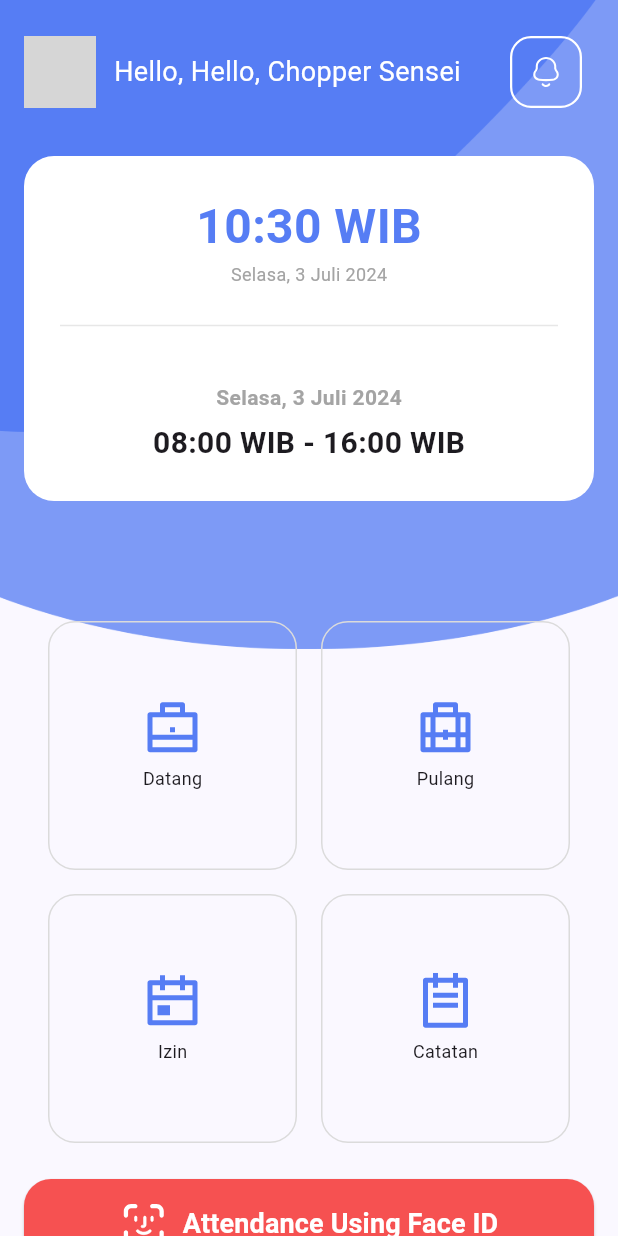
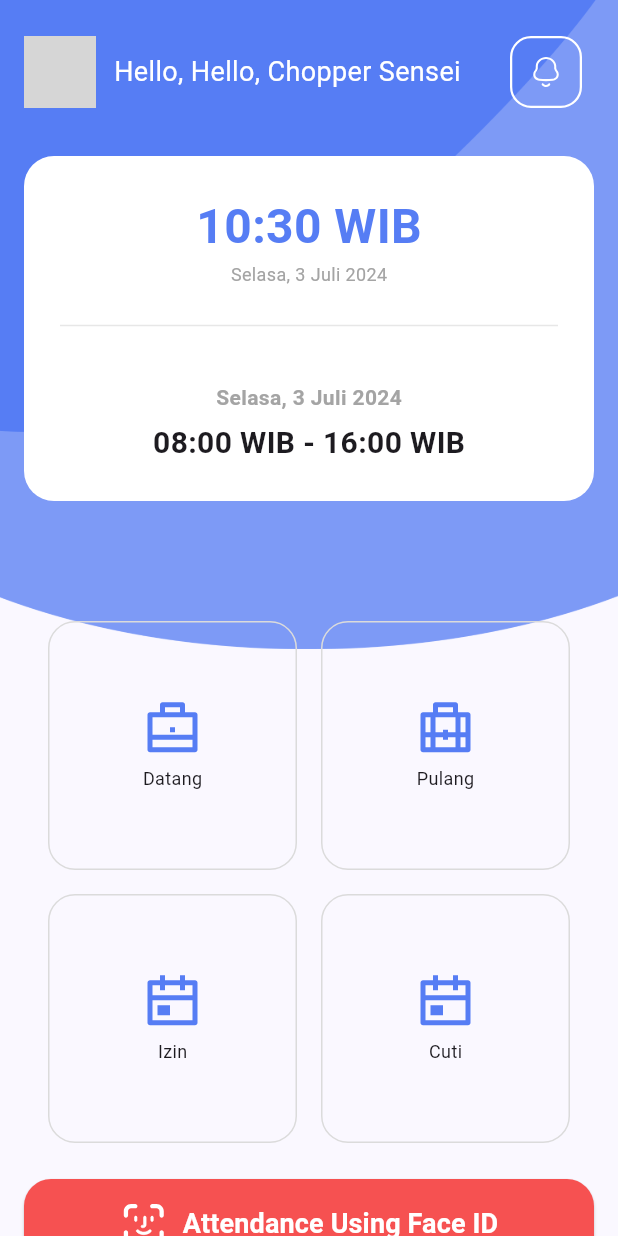
Before and after one commit to FinalProjectRifara/flutter_absensi_app_acm, a Flutter app: the HomePage screen opened directly, on a phone screen of 412 x 824 dp. Run offline on Flutter 3.47's test engine with Material 3 defaults, Android fonts, the phone set to English and light mode, and no system bars; our stand-ins replace bloc, camera, dartz, dotted_border, firebase_core, firebase_messaging and 10 more; missing offline and left inert: calendar_timeline_sbk, google_mlkit_face_detection, tflite_flutter; accounts and stored records are empty; network calls fail; grey boxes are pictures that could not be loaded.

Commit message:
Integration Api /api-cuti for post data cuti user

```diff
--- a/lib/main.dart
+++ b/lib/main.dart
@@ -3,12 +3,14 @@ import 'package:flutter/material.dart';
 import 'package:flutter_absensi_app_acm/core/constants/colors.dart';
 import 'package:flutter_absensi_app_acm/data/datasources/attendance_remote_datasource.dart';
 import 'package:flutter_absensi_app_acm/data/datasources/auth_remote_datasource.dart';
+import 'package:flutter_absensi_app_acm/data/datasources/cuti_remote_datasource.dart';
 import 'package:flutter_absensi_app_acm/data/datasources/firebase_messanging_remote_datasource.dart';
 import 'package:flutter_absensi_app_acm/data/datasources/permisson_remote_datasource.dart';
 import 'package:flutter_absensi_app_acm/firebase_options.dart';
 import 'package:flutter_absensi_app_acm/presentation/auth/bloc/login/login_bloc.dart';
 import 'package:flutter_absensi_app_acm/presentation/auth/bloc/logout/logout_bloc.dart';
 import 'package:flutter_absensi_app_acm/presentation/auth/pages/splash_page.dart';
+import 'package:flutter_absensi_app_acm/presentation/home/bloc/add_cuti/add_cuti_bloc.dart';
 import 'package:flutter_absensi_app_acm/presentation/home/bloc/add_permissions/add_permissions_bloc.dart';
 import 'package:flutter_absensi_app_acm/presentation/home/bloc/check_in/check_in_bloc.dart';
 import 'package:flutter_absensi_app_acm/presentation/home/bloc/check_out/check_out_bloc.dart';
@@ -62,6 +64,9 @@ class MyApp extends StatelessWidget {
           create: (context) => AddPermissionsBloc(PermissonRemoteDatasource()),
         ),
         BlocProvider(
+          create: (context) => AddCutiBloc(CutiRemoteDatasource()),
+        ),
+        BlocProvider(
           create: (context) =>
               GetAttendanceByDateBloc(AttendanceRemoteDatasource()),
         ),
--- /dev/null
+++ b/lib/presentation/home/bloc/add_cuti/add_cuti_bloc.dart
@@ -0,0 +1,30 @@
+// ignore_for_file: public_member_api_docs, sort_constructors_first
+import 'package:bloc/bloc.dart';
+import 'package:freezed_annotation/freezed_annotation.dart';
+import 'package:image_picker/image_picker.dart';
+
+import 'package:flutter_absensi_app_acm/data/datasources/cuti_remote_datasource.dart';
+
+part 'add_cuti_bloc.freezed.dart';
+part 'add_cuti_event.dart';
+part 'add_cuti_state.dart';
+
+class AddCutiBloc extends Bloc<AddCutiEvent, AddCutiState> {
+  final CutiRemoteDatasource datasource;
+  AddCutiBloc(
+    this.datasource,
+  ) : super(const _Initial()) {
+    on<_AddCuti>((event, emit) async {
+      emit(const _Loading());
+      final result = await datasource.addCuti(
+        event.date,
+        event.reason,
+        event.image,
+      );
+      result.fold(
+        (l) => emit(_Error(l)),
+        (r) => emit(const _Success()),
+      );
+    });
+  }
+}
--- /dev/null
+++ b/lib/presentation/home/bloc/add_cuti/add_cuti_event.dart
@@ -0,0 +1,11 @@
+part of 'add_cuti_bloc.dart';
+
+@freezed
+class AddCutiEvent with _$AddCutiEvent {
+  const factory AddCutiEvent.started() = _Started;
+    const factory AddCutiEvent.addPermission({
+    required String date,
+    required String reason,
+    required XFile? image,
+  }) = _AddCuti;
+}
--- /dev/null
+++ b/lib/presentation/home/bloc/add_cuti/add_cuti_state.dart
@@ -0,0 +1,9 @@
+part of 'add_cuti_bloc.dart';
+
+@freezed
+class AddCutiState with _$AddCutiState {
+  const factory AddCutiState.initial() = _Initial;
+  const factory AddCutiState.loading() = _Loading;
+  const factory AddCutiState.success() = _Success;
+  const factory AddCutiState.error(String message) = _Error;
+}
--- a/lib/presentation/home/pages/home_page.dart
+++ b/lib/presentation/home/pages/home_page.dart
@@ -7,6 +7,7 @@ import 'package:flutter_absensi_app_acm/presentation/home/bloc/get_company/get_c
 import 'package:flutter_absensi_app_acm/presentation/home/bloc/is_checked_in/is_checked_in_bloc.dart';
 import 'package:flutter_absensi_app_acm/presentation/home/pages/attendance_checkin_page.dart';
 import 'package:flutter_absensi_app_acm/presentation/home/pages/attendance_checkout_page.dart';
+import 'package:flutter_absensi_app_acm/presentation/home/pages/cuti_page.dart';
 import 'package:flutter_absensi_app_acm/presentation/home/pages/permission_page.dart';
 
 import 'package:flutter_absensi_app_acm/presentation/home/pages/register_face_attendance_page.dart';
@@ -391,11 +392,22 @@ class _HomePageState extends State<HomePage> {
                         context.push(const PermissionPage());
                       },
                     ),
+                    // Cuti
                     MenuButton(
-                      label: 'Catatan',
-                      iconPath: Assets.icons.menu.catatan.path,
-                      onPressed: () {},
+                      label: 'Cuti',
+                      iconPath: Assets.icons.menu.izin.path,
+                      onPressed: () {
+                        context.push(
+                          const CutiPage(),
+                        );
+                      },
                     ),
+                    // Catatan
+                    // MenuButton(
+                    //   label: 'Catatan',
+                    //   iconPath: Assets.icons.menu.catatan.path,
+                    //   onPressed: () {},
+                    // ),
                   ],
                 ),
               ),
```
Also changed, not shown: lib/data/datasources/cuti_remote_datasource.dart (added, +34 -0 lines), lib/presentation/home/pages/cuti_page.dart (added, +172 -0 lines), lib/presentation/home/bloc/add_cuti/add_cuti_bloc.freezed.dart (added).
